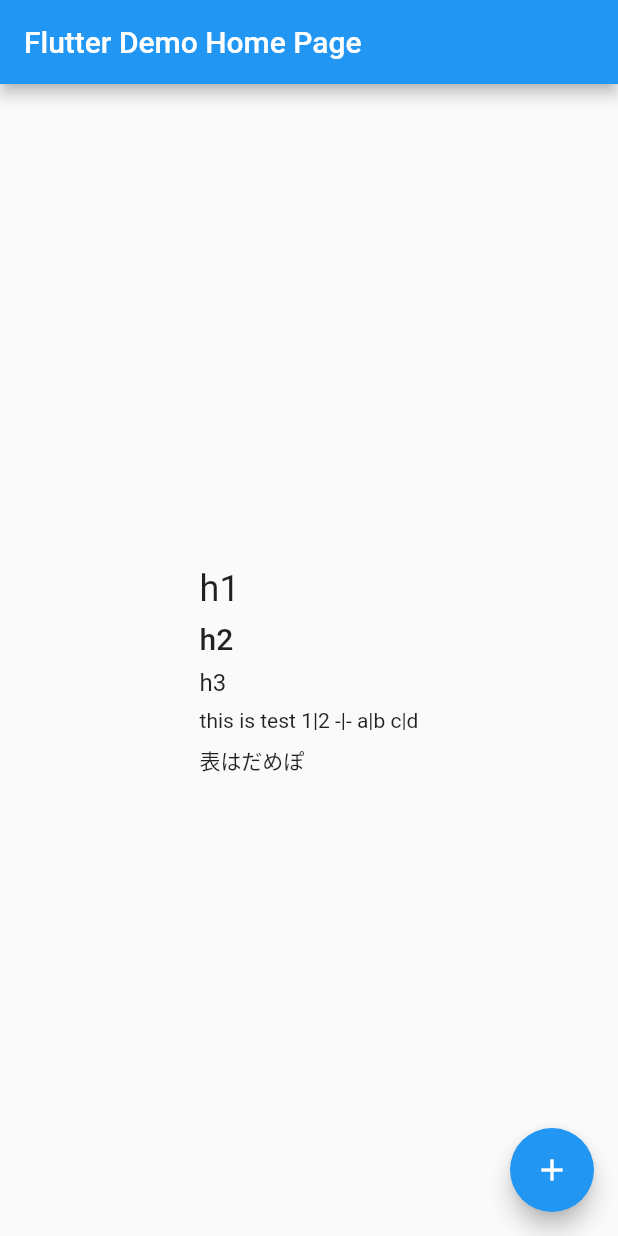
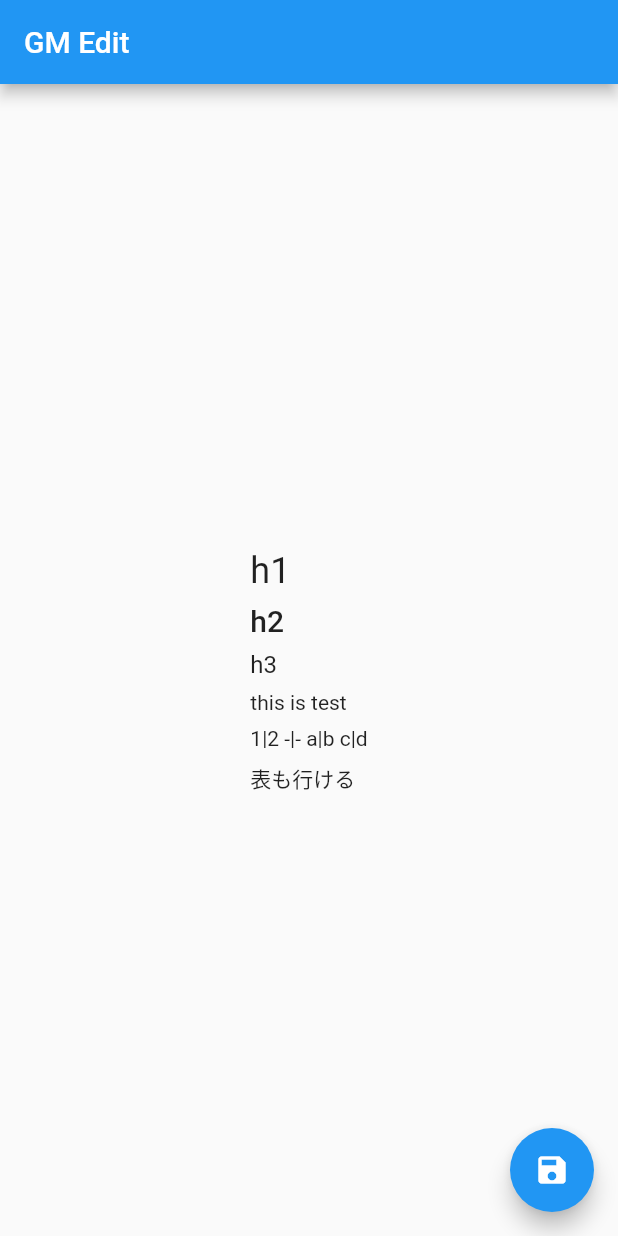
Before and after one commit to hmjn023/gm_edit, a Flutter app: the screen it shows after launch, on a phone screen of 412 x 824 dp. Run offline on Flutter 3.47's test engine with Material 2 defaults, Android fonts, the phone set to English and light mode, and no system bars; drawn by our look-alikes of flutter_markdown; missing offline and left inert: markdown.

Commit message:
change demo

```diff
--- a/lib/main.dart
+++ b/lib/main.dart
@@ -14,11 +14,11 @@ class MyApp extends flutter.StatelessWidget {
   @override
   flutter.Widget build(flutter.BuildContext context) {
     return flutter.MaterialApp(
-      title: 'Flutter Demo',
+      title: 'GM Edit',
       theme: flutter.ThemeData(
         primarySwatch: flutter.Colors.blue,
       ),
-      home: const MyHomePage(title: 'Flutter Demo Home Page'),
+      home: const MyHomePage(title: 'GM Edit'),
     );
   }
 }
@@ -33,25 +33,20 @@ class MyHomePage extends flutter.StatefulWidget {
 }
 
 class _MyHomePageState extends flutter.State<MyHomePage> {
-  int _counter = 0;
   String mark=md.markdownToHtml('Hello *Markdown*');
   String mark2=md.markdownToHtml("### this is header test");
   String mark3="""
   # h1
   ## h2
   ### h3
-  this is test
+  this is test\n
   1|2
   -|-
   a|b
   c|d\n
-  表はだめぽ
+  表も行ける
   """;
-  //String mark = "aaaa";
-  void _incrementCounter() {
-    setState(() {
-      _counter++;
-    });
+  void save() {
   }
 
   @override
@@ -66,19 +61,13 @@ class _MyHomePageState extends flutter.State<MyHomePage> {
           children: <flutter.Widget>[
             flutter.Text(mark2),
             flmk.MarkdownBody(data:mark3,),
-        /*
-            flutter.Text(
-              '$_counter',
-              style: flutter.Theme.of(context).textTheme.headline4,
-            ),
-            */
           ],
         ),
       ),
       floatingActionButton: flutter.FloatingActionButton(
-        onPressed: _incrementCounter,
-        tooltip: 'Increment',
-        child: const flutter.Icon(flutter.Icons.add),
+        onPressed: save,
+        tooltip: 'save',
+        child: const flutter.Icon(flutter.Icons.save),
       ), // This trailing comma makes auto-formatting nicer for build methods.
     );
   }
```
Also changed, not shown: pubspec.lock.
